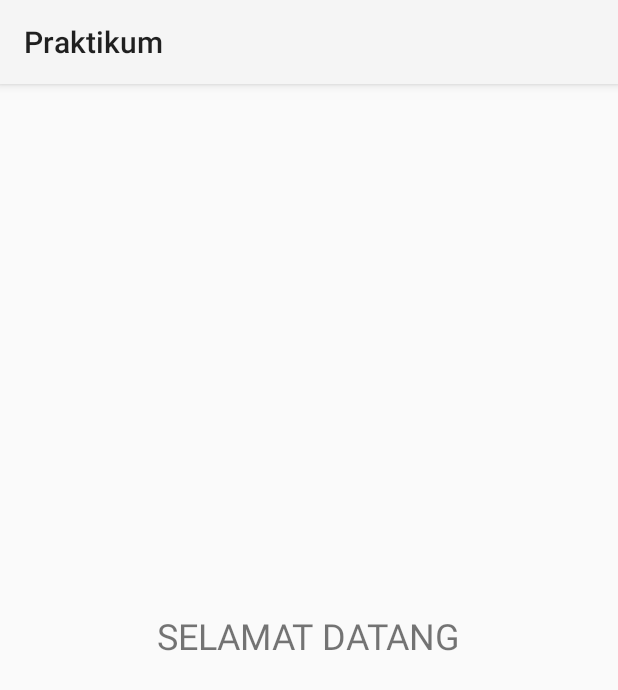
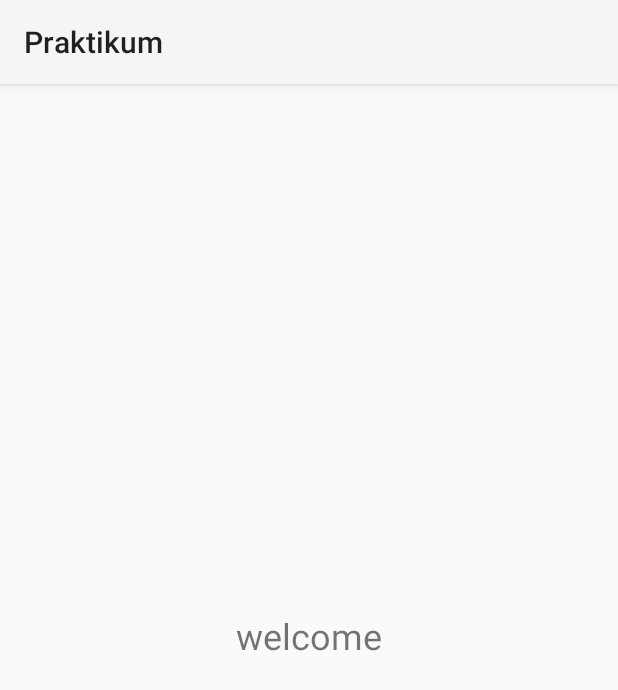
Before and after one commit to GusadeTaruna/Progmob6, an Android app: the MainActivity screen opened directly, with no data from a screen before it, on a phone screen of 412 x 824 dp. Shown: the top 690 px of the screen. Run offline under Robolectric (Android 15) with nearby library versions, the phone set to English and light mode, and no system bars.

Commit message:
ganti text selamat datang

```diff
--- a/app/src/main/res/layout/activity_main.xml
+++ b/app/src/main/res/layout/activity_main.xml
@@ -16,7 +16,7 @@
             android:layout_height="wrap_content"
             android:layout_gravity="center"
             android:textSize="24sp"
-            android:text="SELAMAT DATANG"/>
+            android:text="welcome"/>
 
         <TextView
             android:id="@+id/tvResultNama"
```
